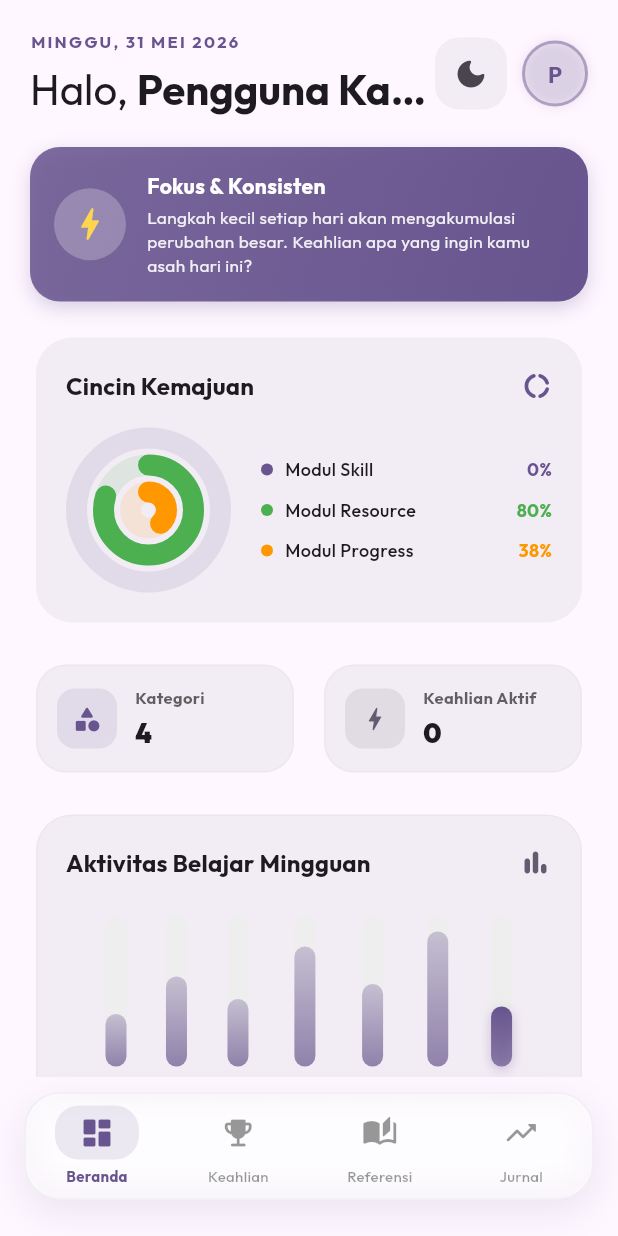
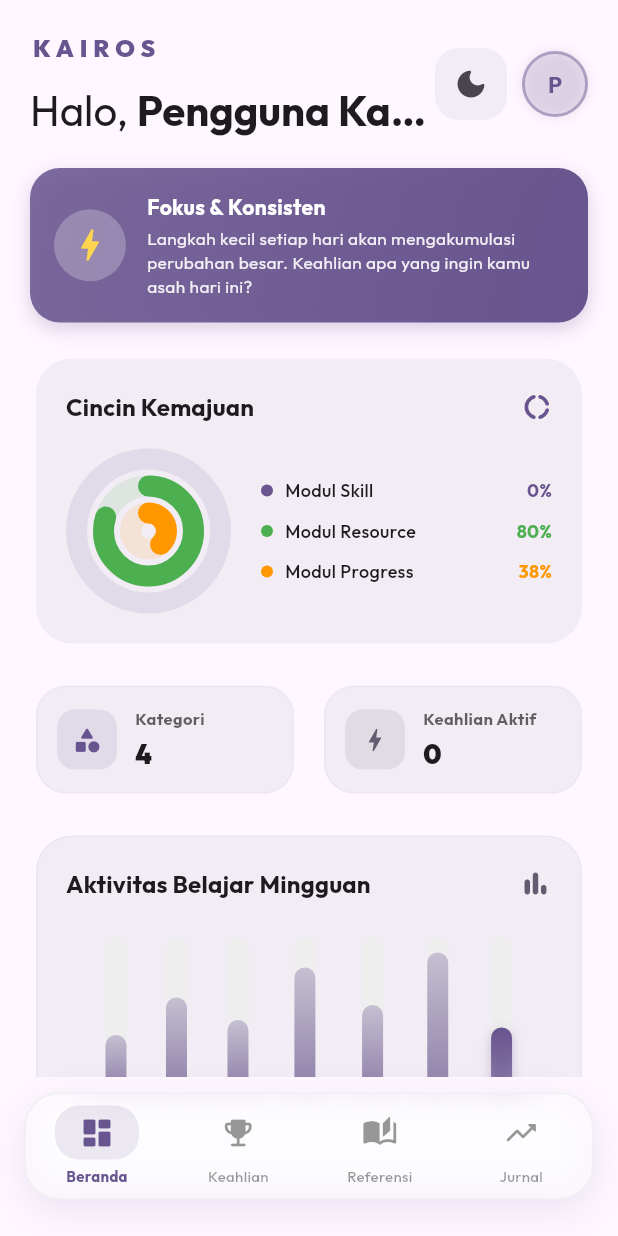
Before and after one commit to MuhammadHafizhRaharja/Kairos, a Flutter app: the screen it shows after launch, on a phone screen of 412 x 824 dp. Run offline on Flutter 3.47's test engine with Material 3 defaults, Android fonts, the phone set to English and light mode, and no system bars; our stand-ins replace google_fonts, shared_preferences, sqflite; accounts and stored records are empty.

Commit message:
refactor: replace date display with stylized KAIROS header in home screen

```diff
--- a/lib/screens/home_screen.dart
+++ b/lib/screens/home_screen.dart
@@ -18,37 +18,6 @@ class HomeScreen extends StatefulWidget {
 }
 
 class _HomeScreenState extends State<HomeScreen> {
-  // Method untuk memformat tanggal ke bahasa Indonesia secara manual tanpa konfigurasi locale eksternal
-  String _getFormattedDate() {
-    final now = DateTime.now();
-    final days = [
-      'Minggu',
-      'Senin',
-      'Selasa',
-      'Rabu',
-      'Kamis',
-      'Jumat',
-      'Sabtu',
-    ];
-    final months = [
-      'Januari',
-      'Februari',
-      'Maret',
-      'April',
-      'Mei',
-      'Juni',
-      'Juli',
-      'Agustus',
-      'September',
-      'Oktober',
-      'November',
-      'Desember',
-    ];
-    final dayName = days[now.weekday % 7];
-    final monthName = months[now.month - 1];
-    return '$dayName, ${now.day} $monthName ${now.year}';
-  }
-
   @override
   Widget build(BuildContext context) {
     final provider = context.watch<SkillProvider>();
@@ -75,15 +44,16 @@ class _HomeScreenState extends State<HomeScreen> {
                     child: Column(
                       crossAxisAlignment: CrossAxisAlignment.start,
                       children: [
+                        // Logo KAIROS
                         Text(
-                          _getFormattedDate().toUpperCase(),
-                          style: theme.textTheme.labelSmall?.copyWith(
-                            letterSpacing: 1.5,
-                            fontWeight: FontWeight.bold,
+                          'KAIROS',
+                          style: theme.textTheme.titleMedium?.copyWith(
+                            fontWeight: FontWeight.w900,
+                            letterSpacing: 4.0,
                             color: theme.colorScheme.primary,
                           ),
                         ),
-                        const SizedBox(height: 6),
+                        const SizedBox(height: 12),
                         Row(
                           children: [
                             Text(
```
